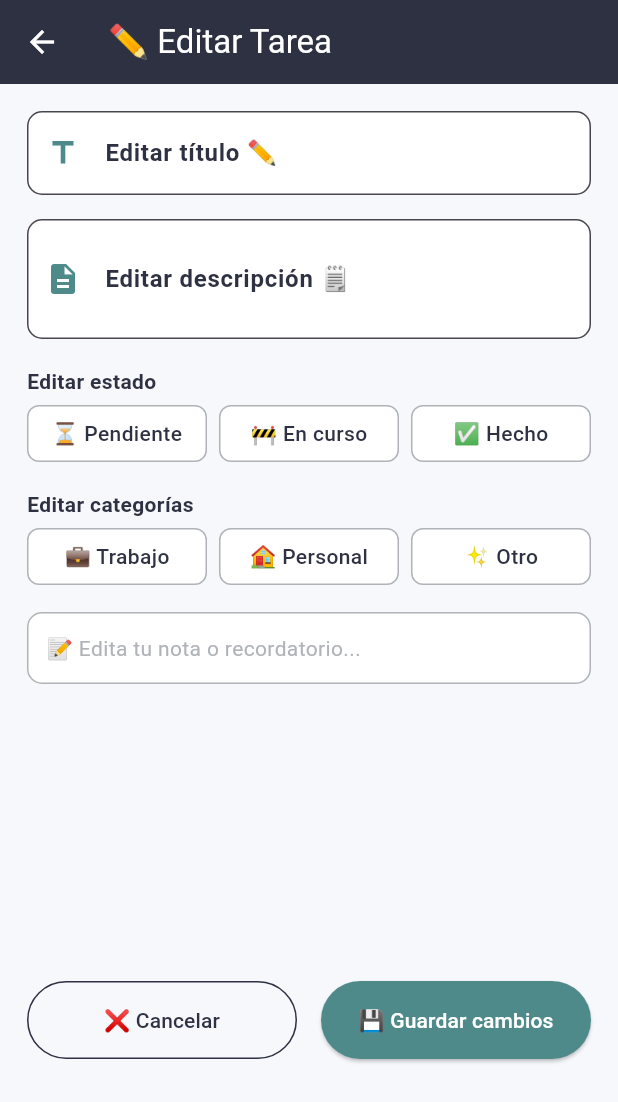
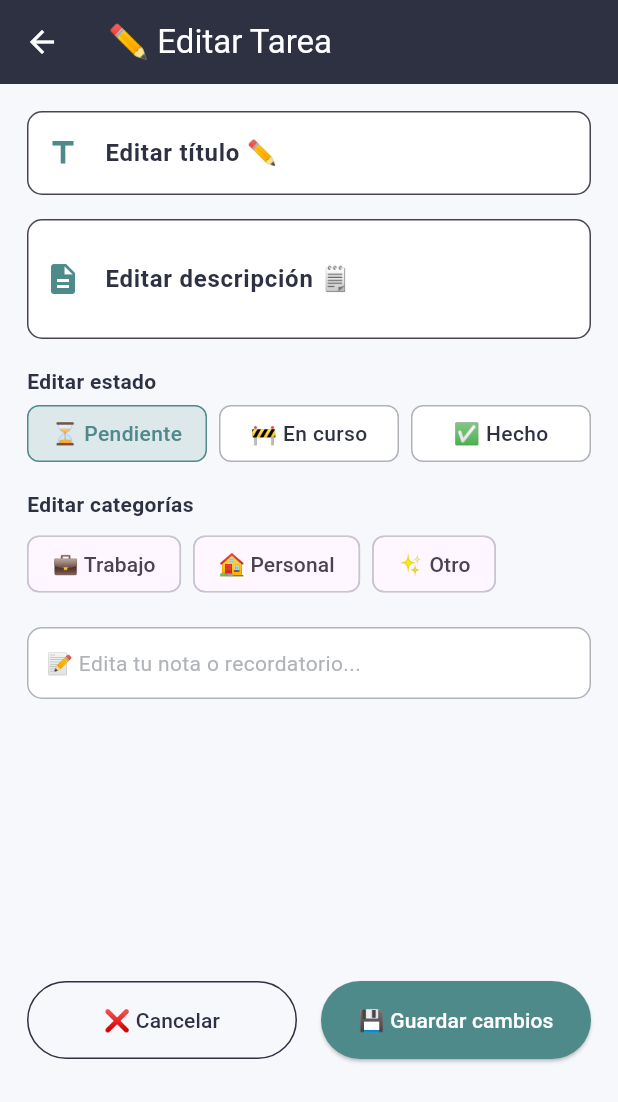
Before and after one commit to sebastianFS01/pruebaGestorTareas, a Flutter app: the EditarTareaScreen screen opened directly, on a phone screen of 412 x 824 dp. Shown: the top 1102 px of the screen. Run offline on Flutter 3.47's test engine with Material 3 defaults, Android fonts, the phone set to English and light mode, and no system bars; our stand-ins replace isar; accounts and stored records are empty; generated files the repository leaves out were written again.

Commit message:
Ya se guardan los datos de editar tarea y ya funciona el boton de cancelar

```diff
--- a/lib/presentation/editarTarea/screen/editarTarea_screen.dart
+++ b/lib/presentation/editarTarea/screen/editarTarea_screen.dart
@@ -9,7 +9,6 @@ import '../widgets/editar_tarea_action_buttons.dart';
 class EditarTareaScreen extends StatelessWidget {
   final dynamic tarea;
   const EditarTareaScreen({super.key, this.tarea});
-
   // Variables de texto y etiquetas para edición
   final String titleAppBar = '✏️ Editar Tarea';
   final String labelTitulo = 'Editar título ✏️';
@@ -41,10 +40,20 @@ class EditarTareaScreen extends StatelessWidget {
           crossAxisAlignment: CrossAxisAlignment.start,
           children: [
             // Título
-            EditarTareaTitleField(label: labelTitulo),
+            EditarTareaTitleField(
+              label: labelTitulo,
+              initialValue: tarea != null && tarea.title != null
+                  ? tarea.title
+                  : '',
+            ),
             const SizedBox(height: 16),
             // Descripción
-            EditarTareaDescriptionField(label: labelDescripcion),
+            EditarTareaDescriptionField(
+              label: labelDescripcion,
+              initialValue: tarea != null && tarea.description != null
+                  ? tarea.description
+                  : '',
+            ),
             const SizedBox(height: 18),
             // Estado
             EditarTareaEstadoSelector(
@@ -52,14 +61,18 @@ class EditarTareaScreen extends StatelessWidget {
               pendiente: estadoPendiente,
               enCurso: estadoEnCurso,
               hecho: estadoHecho,
+              initialEstado: tarea != null && tarea.estado != null
+                  ? tarea.estado
+                  : estadoPendiente,
             ),
             const SizedBox(height: 18),
             // Categorías
             EditarTareaCategoriaSelector(
               label: labelCategoria,
-              trabajo: categoriaTrabajo,
-              personal: categoriaPersonal,
-              otro: categoriaOtro,
+              categorias: [categoriaTrabajo, categoriaPersonal, categoriaOtro],
+              initialCategorias: tarea != null && tarea.categoria != null
+                  ? List<String>.from(tarea.categoria)
+                  : [],
             ),
             const SizedBox(height: 18),
             // Espacio para preview o notas extra
@@ -76,7 +89,9 @@ class EditarTareaScreen extends StatelessWidget {
                 child: EditarTareaActionButtons(
                   btnCancelar: btnCancelar,
                   btnGuardar: btnGuardar,
-                  onCancelar: () {},
+                  onCancelar: () {
+                    Navigator.of(context).pop();
+                  },
                   onGuardar: () {},
                 ),
               ),
--- a/lib/presentation/editarTarea/widgets/editar_tarea_categoria_selector.dart
+++ b/lib/presentation/editarTarea/widgets/editar_tarea_categoria_selector.dart
@@ -1,18 +1,29 @@
 import 'package:flutter/material.dart';
 import 'editar_tarea_option_box.dart';
 
-class EditarTareaCategoriaSelector extends StatelessWidget {
+class EditarTareaCategoriaSelector extends StatefulWidget {
   final String label;
-  final String trabajo;
-  final String personal;
-  final String otro;
+  final List<String> categorias;
+  final List<String> initialCategorias;
   const EditarTareaCategoriaSelector({
     super.key,
     required this.label,
-    required this.trabajo,
-    required this.personal,
-    required this.otro,
+    required this.categorias,
+    required this.initialCategorias,
   });
+
+  @override
+  State<EditarTareaCategoriaSelector> createState() => _EditarTareaCategoriaSelectorState();
+}
+
+class _EditarTareaCategoriaSelectorState extends State<EditarTareaCategoriaSelector> {
+  late List<String> _selected;
+
+  @override
+  void initState() {
+    super.initState();
+    _selected = List<String>.from(widget.initialCategorias);
+  }
 
   @override
   Widget build(BuildContext context) {
@@ -20,20 +31,34 @@ class EditarTareaCategoriaSelector extends StatelessWidget {
       crossAxisAlignment: CrossAxisAlignment.start,
       children: [
         Text(
-          label,
+          widget.label,
           style: const TextStyle(fontWeight: FontWeight.bold, color: Color(0xFF2D3142)),
         ),
         const SizedBox(height: 6),
-        Row(
-          children: [
-            Expanded(child: EditarTareaOptionBox(text: trabajo)),
-            const SizedBox(width: 8),
-            Expanded(child: EditarTareaOptionBox(text: personal)),
-            const SizedBox(width: 8),
-            Expanded(child: EditarTareaOptionBox(text: otro)),
-          ],
+        Wrap(
+          spacing: 8,
+          children: widget.categorias.map((cat) => _buildChip(cat)).toList(),
         ),
       ],
     );
   }
+
+  Widget _buildChip(String cat) {
+    final isSelected = _selected.contains(cat);
+    return FilterChip(
+      label: Text(cat),
+      selected: isSelected,
+      onSelected: (selected) {
+        setState(() {
+          if (selected) {
+            _selected.add(cat);
+          } else {
+            _selected.remove(cat);
+          }
+        });
+      },
+      selectedColor: const Color(0xFF4F8A8B).withOpacity(0.15),
+      checkmarkColor: const Color(0xFF4F8A8B),
+    );
+  }
 }
--- a/lib/presentation/editarTarea/widgets/editar_tarea_description_field.dart
+++ b/lib/presentation/editarTarea/widgets/editar_tarea_description_field.dart
@@ -2,11 +2,14 @@ import 'package:flutter/material.dart';
 
 class EditarTareaDescriptionField extends StatelessWidget {
   final String label;
-  const EditarTareaDescriptionField({super.key, required this.label});
+  final String initialValue;
+  const EditarTareaDescriptionField({super.key, required this.label, required this.initialValue});
 
   @override
   Widget build(BuildContext context) {
+    final controller = TextEditingController(text: initialValue);
     return TextField(
+      controller: controller,
       maxLines: 2,
       decoration: InputDecoration(
         labelText: label,
--- a/lib/presentation/editarTarea/widgets/editar_tarea_estado_selector.dart
+++ b/lib/presentation/editarTarea/widgets/editar_tarea_estado_selector.dart
@@ -1,18 +1,34 @@
 import 'package:flutter/material.dart';
 import 'editar_tarea_option_box.dart';
 
-class EditarTareaEstadoSelector extends StatelessWidget {
+class EditarTareaEstadoSelector extends StatefulWidget {
   final String label;
   final String pendiente;
   final String enCurso;
   final String hecho;
+  final String initialEstado;
   const EditarTareaEstadoSelector({
     super.key,
     required this.label,
     required this.pendiente,
     required this.enCurso,
     required this.hecho,
+    required this.initialEstado,
   });
+
+  @override
+  State<EditarTareaEstadoSelector> createState() =>
+      _EditarTareaEstadoSelectorState();
+}
+
+class _EditarTareaEstadoSelectorState extends State<EditarTareaEstadoSelector> {
+  late String _selected;
+
+  @override
+  void initState() {
+    super.initState();
+    _selected = widget.initialEstado;
+  }
 
   @override
   Widget build(BuildContext context) {
@@ -20,20 +36,58 @@ class EditarTareaEstadoSelector extends StatelessWidget {
       crossAxisAlignment: CrossAxisAlignment.start,
       children: [
         Text(
-          label,
-          style: const TextStyle(fontWeight: FontWeight.bold, color: Color(0xFF2D3142)),
+          widget.label,
+          style: const TextStyle(
+            fontWeight: FontWeight.bold,
+            color: Color(0xFF2D3142),
+          ),
         ),
         const SizedBox(height: 6),
         Row(
           children: [
-            Expanded(child: EditarTareaOptionBox(text: pendiente)),
+            Expanded(child: _buildOption(widget.pendiente)),
             const SizedBox(width: 8),
-            Expanded(child: EditarTareaOptionBox(text: enCurso)),
+            Expanded(child: _buildOption(widget.enCurso)),
             const SizedBox(width: 8),
-            Expanded(child: EditarTareaOptionBox(text: hecho)),
+            Expanded(child: _buildOption(widget.hecho)),
           ],
         ),
       ],
     );
   }
+
+  Widget _buildOption(String value) {
+    final isSelected = _selected == value;
+    return GestureDetector(
+      onTap: () {
+        setState(() {
+          _selected = value;
+        });
+      },
+      child: Container(
+        decoration: BoxDecoration(
+          color: isSelected
+              ? const Color(0xFF4F8A8B).withOpacity(0.15)
+              : Colors.white,
+          border: Border.all(
+            color: isSelected
+                ? const Color(0xFF4F8A8B)
+                : const Color(0xFFB0B3B8),
+          ),
+          borderRadius: BorderRadius.circular(8),
+        ),
+        height: 38,
+        alignment: Alignment.center,
+        child: Text(
+          value,
+          style: TextStyle(
+            color: isSelected
+                ? const Color(0xFF4F8A8B)
+                : const Color(0xFF2D3142),
+            fontWeight: FontWeight.w500,
+          ),
+        ),
+      ),
+    );
+  }
 }
--- a/lib/presentation/editarTarea/widgets/editar_tarea_title_field.dart
+++ b/lib/presentation/editarTarea/widgets/editar_tarea_title_field.dart
@@ -2,14 +2,24 @@ import 'package:flutter/material.dart';
 
 class EditarTareaTitleField extends StatelessWidget {
   final String label;
-  const EditarTareaTitleField({super.key, required this.label});
+  final String initialValue;
+  const EditarTareaTitleField({
+    super.key,
+    required this.label,
+    required this.initialValue,
+  });
 
   @override
   Widget build(BuildContext context) {
+    final controller = TextEditingController(text: initialValue);
     return TextField(
+      controller: controller,
       decoration: InputDecoration(
         labelText: label,
-        labelStyle: const TextStyle(fontWeight: FontWeight.bold, color: Color(0xFF2D3142)),
+        labelStyle: const TextStyle(
+          fontWeight: FontWeight.bold,
+          color: Color(0xFF2D3142),
+        ),
         border: OutlineInputBorder(borderRadius: BorderRadius.circular(10)),
         filled: true,
         fillColor: Colors.white,
```
